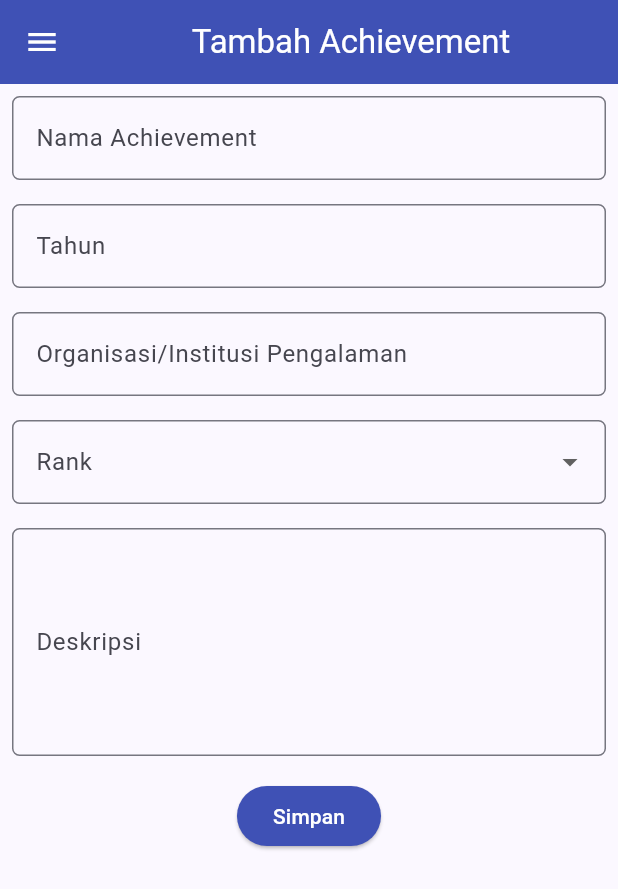
After one commit to iD3sk/myportofolio-mobile, a Flutter app: the AchievementForm screen opened directly, in the side drawer, after a tap on "Rank", on a phone screen of 412 x 824 dp. The commit adds this screen. Shown: the top 889 px of the screen. Run offline on Flutter 3.47's test engine with Material 3 defaults, Android fonts, the phone set to English and light mode, and no system bars.

Commit message:
feat: add achievement form and navigation to left drawer

```diff
--- /dev/null
+++ b/lib/screens/achievement_form.dart
@@ -0,0 +1,236 @@
+import 'package:flutter/material.dart';
+import 'package:myportofolio_mobile/widgets/left_drawer.dart';
+
+class AchievementForm extends StatefulWidget {
+  const AchievementForm({super.key});
+
+  @override
+  State<AchievementForm> createState() => _AchievementFormPageState();
+}
+
+class _AchievementFormPageState extends State<AchievementForm> {
+  final _formKey = GlobalKey<FormState>();
+
+  String _title = "";
+  String _year = "";
+  String _organization = "";
+  String? _rank;
+  String _description = "";
+
+  final List<String> _ranks = [
+    "Gold",
+    "Silver",
+    "Bronze",
+    "Finalist",
+  ];
+
+  String? _validateText(String? value, String label, {int? maxLength}) {
+    final text = value?.trim() ?? "";
+    if (text.isEmpty) return "$label wajib diisi!";
+    if (maxLength != null && text.length > maxLength) {
+      return "$label maksimal $maxLength karakter!";
+    }
+    return null;
+  }
+
+  @override
+  Widget build(BuildContext context) {
+    return Scaffold(
+      appBar: AppBar(
+        title: const Center(child: Text("Tambah Achievement")),
+        backgroundColor: Colors.indigo,
+        foregroundColor: Colors.white,
+      ),
+      drawer: const LeftDrawer(),
+      body: Form(
+        key: _formKey,
+        child: SingleChildScrollView(
+          child: Column(
+            crossAxisAlignment: CrossAxisAlignment.start,
+            children: [
+              // Achievement title ===
+              Padding(
+                padding: const EdgeInsets.all(8.0),
+                child: TextFormField(
+                  decoration: InputDecoration(
+                    hintText: "Nama Achievement",
+                    labelText: "Nama Achievement",
+                    border: OutlineInputBorder(
+                      borderRadius: BorderRadius.circular(5.0),
+                    ),
+                  ),
+                  onChanged: (String? value) {
+                    setState(() {
+                      _title = value!;
+                    });
+                  },
+                  validator: (String? value) {
+                    if (value == null || value.trim().isEmpty) {
+                      return "Nama achievement tidak boleh kosong!";
+                    }
+                    return _validateText(value, "Nama achievement", maxLength: 255);
+                  },
+                ),
+              ),
+
+
+              // === Year ===
+              Padding(
+                padding: const EdgeInsets.all(8.0),
+                child: TextFormField(
+                  decoration: InputDecoration(
+                    hintText: "2026",
+                    labelText: "Tahun",
+                    border: OutlineInputBorder(
+                      borderRadius: BorderRadius.circular(5.0),
+                    ),
+                  ),
+                  onChanged: (String? value) {
+                    setState(() {
+                      _year = value!;
+                    });
+                  },
+                  validator: (String? value) {
+                    if (value == null || value.trim().isEmpty) {
+                      return "Tahun pengalaman tidak boleh kosong!";
+                    }
+                    return _validateText(value, "Tahun", maxLength: 255);
+                  },
+                ),
+              ),
+
+              // === Organization ===
+              Padding(
+                padding: const EdgeInsets.all(8.0),
+                child: TextFormField(
+                  decoration: InputDecoration(
+                    hintText: "Organisasi/Institusi Pengalaman",
+                    labelText: "Organisasi/Institusi Pengalaman",
+                    border: OutlineInputBorder(
+                      borderRadius: BorderRadius.circular(5.0),
+                    ),
+                  ),
+                  onChanged: (String? value) {
+                    setState(() {
+                      _organization = value!;
+                    });
+                  },
+                  validator: (String? value) {
+                    if (value == null || value.trim().isEmpty) {
+                      return "Organisasi achievement tidak boleh kosong!";
+                    }
+                    return _validateText(value, "Organisasi", maxLength: 255);
+                  },
+                ),
+              ),
+
+              // === Rank ===
+              Padding(
+                padding: const EdgeInsets.all(8.0),
+                child: DropdownButtonFormField<String>(
+                  decoration: InputDecoration(
+                    labelText: "Rank",
+                    border: OutlineInputBorder(
+                      borderRadius: BorderRadius.circular(5.0),
+                    ),
+                  ),
+                  initialValue: _rank,
+                  items: _ranks
+                    .map((rank) => DropdownMenuItem(
+                      value: rank,
+                      child: Text(rank),
+                    )).toList(),
+                  onChanged: (String? value) {
+                    setState(() {
+                      _rank = value;
+                    });
+                  },
+                ),
+              ),
+
+
+              // === Description ===
+              Padding(
+                padding: const EdgeInsets.all(8.0),
+                child: TextFormField(
+                  maxLines: 5,
+                  validator: (value) => _validateText(value, "Deskripsi"),
+                  decoration: InputDecoration(
+                    hintText: "Deskripsi singkat pengalaman",
+                    labelText: "Deskripsi",
+                    border: OutlineInputBorder(
+                      borderRadius: BorderRadius.circular(5.0),
+                    ),
+                  ),
+                  onChanged: (String? value) {
+                    setState(() {
+                      _description = value!;
+                    });
+                  },
+                ),
+              ),
+
+
+              // === Tombol Simpan ===
+              Align(
+                alignment: Alignment.bottomCenter,
+                child: Padding(
+                  padding: const EdgeInsets.all(8.0),
+                  child: ElevatedButton(
+                    style: ButtonStyle(
+                      backgroundColor: WidgetStateProperty.all(Colors.indigo),
+                    ),
+                    onPressed: () {
+                      if (_formKey.currentState!.validate()) {
+                        showDialog(
+                          context: context,
+                          builder: (context) {
+                            return AlertDialog(
+                              title: const Text('Ringkasan Pengalaman'),
+                              content: SingleChildScrollView(
+                                child: Column(
+                                  crossAxisAlignment: CrossAxisAlignment.start,
+                                  children: [
+                                    Text('Nama Achievement: $_title'),
+                                    Text('Year: $_year'),
+                                    Text('Organisasi: $_organization'),
+                                    Text('Rank: ${_rank ?? "-"}'),
+                                    Text('Deskripsi: $_description'),
+                                  ],
+                                ),
+                              ),
+                              actions: [
+                                TextButton(
+                                  child: const Text('OK'),
+                                  onPressed: () {
+                                    Navigator.pop(context);
+                                    _formKey.currentState!.reset();
+                                    setState(() {
+                                      _title = "";
+                                      _year = "";
+                                      _organization = "";
+                                      _rank = null;
+                                      _description = "";
+                                    });
+                                  },
+                                ),
+                              ],
+                            );
+                          },
+                        );
+                      }
+                    },
+                    child: const Text(
+                      "Simpan",
+                      style: TextStyle(color: Colors.white),
+                    ),
+                  ),
+                ),
+              ),
+            ],
+          ),
+        ),
+      ),
+    );
+  }
+}
--- a/lib/widgets/left_drawer.dart
+++ b/lib/widgets/left_drawer.dart
@@ -1,3 +1,4 @@
+import 'package:myportofolio_mobile/screens/achievement_form.dart';
 import 'package:myportofolio_mobile/screens/menu.dart';
 import 'package:myportofolio_mobile/screens/experience_form.dart';
 import 'package:flutter/material.dart';
@@ -51,6 +52,16 @@ class LeftDrawer extends StatelessWidget {
               );
             },
           ),
+          ListTile(
+            leading: const Icon(Icons.add_circle_outline),
+            title: const Text('Add Achievement'),
+            onTap: () {
+              Navigator.pushReplacement(
+                context,
+                MaterialPageRoute(builder: (context) => const AchievementForm()),
+              );
+            },
+          )
         ],
       ),
     );
```
